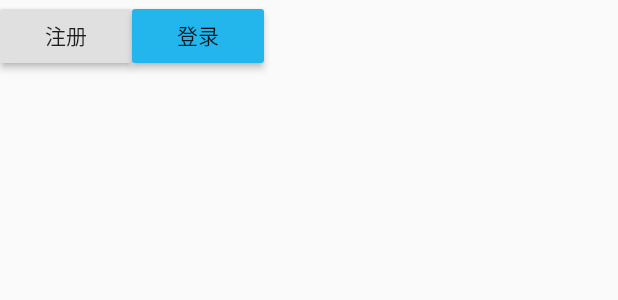
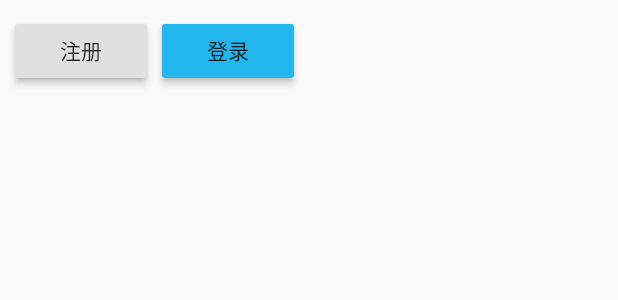
Before and after one commit to jiangtaozy/learning-assistant, a Flutter app: the My widget shown alone on an empty page, opened directly, on a phone screen of 412 x 824 dp. Shown: the top 300 px of the screen. Run offline on Flutter 3.47's test engine with Material 2 defaults, Android fonts, the phone set to English and light mode, and no system bars; our stand-ins replace camera, native_device_orientation, shared_preferences; missing offline and left inert: image_crop; accounts and stored records are empty.

Commit message:
release an apk

```diff
--- a/lib/home.dart
+++ b/lib/home.dart
@@ -34,7 +34,7 @@ class HomeState extends State<Home> {
   Widget build(BuildContext context) {
     return Scaffold(
       appBar: AppBar(
-        title: Text('小福学习助手'),
+        title: Text('小符问题'),
       ),
       body: widgetOptions.elementAt(selectedIndex),
       bottomNavigationBar: BottomNavigationBar(
--- a/lib/main.dart
+++ b/lib/main.dart
@@ -26,7 +26,6 @@ class MyApp extends StatelessWidget {
   @override
   Widget build(BuildContext context) {
     return MaterialApp(
-      title: '小福学习助手',
       theme: ThemeData(
         primarySwatch: Colors.blue,
       ),
--- a/lib/my/my.dart
+++ b/lib/my/my.dart
@@ -22,7 +22,9 @@ class MyState extends State<My> {
   Widget build(BuildContext context) {
     return Row(
       children: <Widget>[
-        RaisedButton(
+        Container(
+          margin: EdgeInsets.all(10),
+          child: RaisedButton(
             onPressed: () {
               Navigator.push(
                 context,
@@ -34,6 +36,7 @@ class MyState extends State<My> {
               );
             },
             child: Text('注册'),
+          ),
         ),
         RaisedButton(
           color: Color(CustomColors.LamTinBlue),
--- a/pubspec.yaml
+++ b/pubspec.yaml
@@ -35,7 +35,12 @@ dependencies:
 dev_dependencies:
   flutter_test:
     sdk: flutter
+  flutter_launcher_icons:
 
+flutter_icons:
+  android: true
+  ios: false
+  image_path: "assets/icon/mjx-logo.png"
 
 # For information on the generic Dart part of this file, see the
 # following page: https://dart.dev/tools/pub/pubspec
```
Also changed, not shown: assets/icon/mjx-logo.png (added), pubspec.lock, 8 other files. Lines whose indentation alone changed are shown as unchanged.
